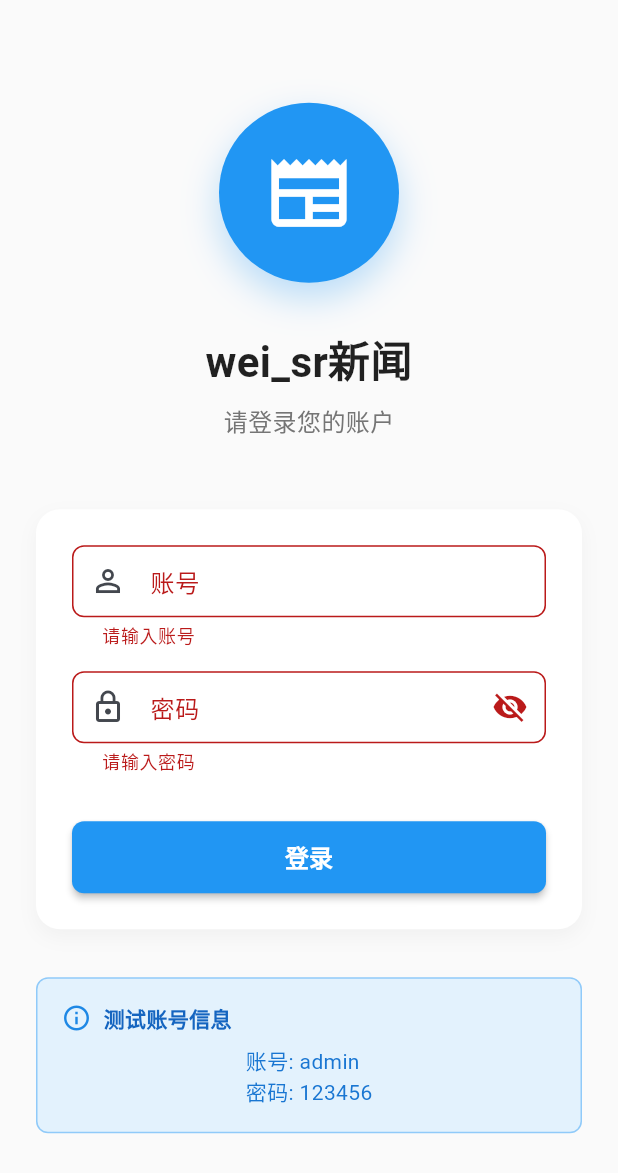
After one commit to nwt-q/GEEKPARK, a Flutter app: the LoginScreen screen opened by its route, after a tap on "登录", on a phone screen of 412 x 824 dp. The commit adds this screen. Shown: the top 1173 px of the screen. Run offline on Flutter 3.47's test engine with Material 3 defaults, Android fonts, the light colour scheme and no system bars; our stand-ins replace cached_network_image, connectivity_plus, dio, flutter_html, pull_to_refresh, shared_preferences and 2 more; accounts and stored records are empty; network calls fail.

Commit message:
✨ feat : 增加登入模块

```diff
--- a/lib/main.dart
+++ b/lib/main.dart
@@ -3,6 +3,8 @@ import 'package:provider/provider.dart';
 import 'package:flutter/services.dart';
 import 'providers/news_provider.dart';
 import 'screens/home_screen.dart';
+import 'screens/splash_screen.dart';
+import 'screens/login_screen.dart';
 import 'services/db_service.dart';
 
 void main() async {
@@ -196,10 +198,12 @@ class MyApp extends StatelessWidget {
             },
           ),
         ),
-        home: const HomeScreen(),
+        home: const SplashScreen(),
         // 路由配置
         routes: {
           '/home': (context) => const HomeScreen(),
+          '/login': (context) => const LoginScreen(),
+          '/splash': (context) => const SplashScreen(),
         },
         // 全局导航观察器
         navigatorObservers: [
--- /dev/null
+++ b/lib/screens/login_screen.dart
@@ -0,0 +1,274 @@
+import 'package:flutter/material.dart';
+import 'package:shared_preferences/shared_preferences.dart';
+import 'home_screen.dart';
+
+class LoginScreen extends StatefulWidget {
+  const LoginScreen({Key? key}) : super(key: key);
+
+  @override
+  State<LoginScreen> createState() => _LoginScreenState();
+}
+
+class _LoginScreenState extends State<LoginScreen> {
+  final _formKey = GlobalKey<FormState>();
+  final _usernameController = TextEditingController();
+  final _passwordController = TextEditingController();
+  bool _isLoading = false;
+  bool _obscurePassword = true;
+
+  // 固定的账号密码
+  static const String _correctUsername = 'admin';
+  static const String _correctPassword = '123456';
+
+  @override
+  void dispose() {
+    _usernameController.dispose();
+    _passwordController.dispose();
+    super.dispose();
+  }
+
+  Future<void> _login() async {
+    if (!_formKey.currentState!.validate()) {
+      return;
+    }
+
+    setState(() {
+      _isLoading = true;
+    });
+
+    // 模拟登录延迟
+    await Future.delayed(const Duration(milliseconds: 800));
+
+    final username = _usernameController.text.trim();
+    final password = _passwordController.text;
+
+    if (username == _correctUsername && password == _correctPassword) {
+      // 登录成功，保存登录状态
+      final prefs = await SharedPreferences.getInstance();
+      await prefs.setBool('isLoggedIn', true);
+      await prefs.setString('username', username);
+
+      if (mounted) {
+        // 跳转到主页
+        Navigator.of(context).pushReplacement(
+          MaterialPageRoute(
+            builder: (context) => const HomeScreen(),
+          ),
+        );
+      }
+    } else {
+      // 登录失败
+      if (mounted) {
+        ScaffoldMessenger.of(context).showSnackBar(
+          const SnackBar(
+            content: Text('账号或密码错误'),
+            backgroundColor: Colors.red,
+            duration: Duration(seconds: 3),
+          ),
+        );
+      }
+    }
+
+    if (mounted) {
+      setState(() {
+        _isLoading = false;
+      });
+    }
+  }
+
+  @override
+  Widget build(BuildContext context) {
+    return Scaffold(
+      backgroundColor: Colors.grey[50],
+      body: SafeArea(
+        child: Center(
+          child: SingleChildScrollView(
+            padding: const EdgeInsets.all(24.0),
+            child: Column(
+              mainAxisAlignment: MainAxisAlignment.center,
+              children: [
+                // Logo 区域
+                Container(
+                  width: 120,
+                  height: 120,
+                  decoration: BoxDecoration(
+                    color: Colors.blue,
+                    borderRadius: BorderRadius.circular(60),
+                    boxShadow: [
+                      BoxShadow(
+                        color: Colors.blue.withOpacity(0.3),
+                        blurRadius: 20,
+                        offset: const Offset(0, 10),
+                      ),
+                    ],
+                  ),
+                  child: const Icon(
+                    Icons.newspaper,
+                    size: 60,
+                    color: Colors.white,
+                  ),
+                ),
+                const SizedBox(height: 32),
+
+                // 标题
+                const Text(
+                  'wei_sr新闻',
+                  style: TextStyle(
+                    fontSize: 28,
+                    fontWeight: FontWeight.bold,
+                    color: Colors.black87,
+                  ),
+                ),
+                const SizedBox(height: 8),
+                Text(
+                  '请登录您的账户',
+                  style: TextStyle(
+                    fontSize: 16,
+                    color: Colors.grey[600],
+                  ),
+                ),
+                const SizedBox(height: 48),
+
+                // 登录表单
+                Container(
+                  padding: const EdgeInsets.all(24),
+                  decoration: BoxDecoration(
+                    color: Colors.white,
+                    borderRadius: BorderRadius.circular(16),
+                    boxShadow: [
+                      BoxShadow(
+                        color: Colors.grey.withOpacity(0.1),
+                        blurRadius: 10,
+                        offset: const Offset(0, 5),
+                      ),
+                    ],
+                  ),
+                  child: Form(
+                    key: _formKey,
+                    child: Column(
+                      children: [
+                        // 用户名输入框
+                        TextFormField(
+                          controller: _usernameController,
+                          decoration: const InputDecoration(
+                            labelText: '账号',
+                            hintText: '请输入账号',
+                            prefixIcon: Icon(Icons.person_outline),
+                          ),
+                          validator: (value) {
+                            if (value == null || value.trim().isEmpty) {
+                              return '请输入账号';
+                            }
+                            return null;
+                          },
+                        ),
+                        const SizedBox(height: 16),
+
+                        // 密码输入框
+                        TextFormField(
+                          controller: _passwordController,
+                          obscureText: _obscurePassword,
+                          decoration: InputDecoration(
+                            labelText: '密码',
+                            hintText: '请输入密码',
+                            prefixIcon: const Icon(Icons.lock_outline),
+                            suffixIcon: IconButton(
+                              icon: Icon(
+                                _obscurePassword
+                                    ? Icons.visibility_off
+                                    : Icons.visibility,
+                              ),
+                              onPressed: () {
+                                setState(() {
+                                  _obscurePassword = !_obscurePassword;
+                                });
+                              },
+                            ),
+                          ),
+                          validator: (value) {
+                            if (value == null || value.isEmpty) {
+                              return '请输入密码';
+                            }
+                            return null;
+                          },
+                        ),
+                        const SizedBox(height: 32),
+
+                        // 登录按钮
+                        SizedBox(
+                          width: double.infinity,
+                          height: 48,
+                          child: ElevatedButton(
+                            onPressed: _isLoading ? null : _login,
+                            child: _isLoading
+                                ? const SizedBox(
+                                    width: 20,
+                                    height: 20,
+                                    child: CircularProgressIndicator(
+                                      strokeWidth: 2,
+                                      valueColor: AlwaysStoppedAnimation<Color>(
+                                        Colors.white,
+                                      ),
+                                    ),
+                                  )
+                                : const Text(
+                                    '登录',
+                                    style: TextStyle(
+                                      fontSize: 16,
+                                      fontWeight: FontWeight.w600,
+                                    ),
+                                  ),
+                          ),
+                        ),
+                      ],
+                    ),
+                  ),
+                ),
+                const SizedBox(height: 32),
+
+                // 提示信息
+                Container(
+                  padding: const EdgeInsets.all(16),
+                  decoration: BoxDecoration(
+                    color: Colors.blue[50],
+                    borderRadius: BorderRadius.circular(8),
+                    border: Border.all(color: Colors.blue[200]!),
+                  ),
+                  child: Column(
+                    children: [
+                      Row(
+                        children: [
+                          Icon(
+                            Icons.info_outline,
+                            color: Colors.blue[600],
+                            size: 20,
+                          ),
+                          const SizedBox(width: 8),
+                          Text(
+                            '测试账号信息',
+                            style: TextStyle(
+                              color: Colors.blue[800],
+                              fontWeight: FontWeight.w600,
+                            ),
+                          ),
+                        ],
+                      ),
+                      const SizedBox(height: 8),
+                      Text(
+                        '账号: admin\n密码: 123456',
+                        style: TextStyle(
+                          color: Colors.blue[700],
+                          fontSize: 14,
+                        ),
+                      ),
+                    ],
+                  ),
+                ),
+              ],
+            ),
+          ),
+        ),
+      ),
+    );
+  }
+}
```
Also changed, not shown: lib/screens/home_screen.dart (+80 -0 lines), lib/screens/splash_screen.dart (added, +175 -0 lines).
